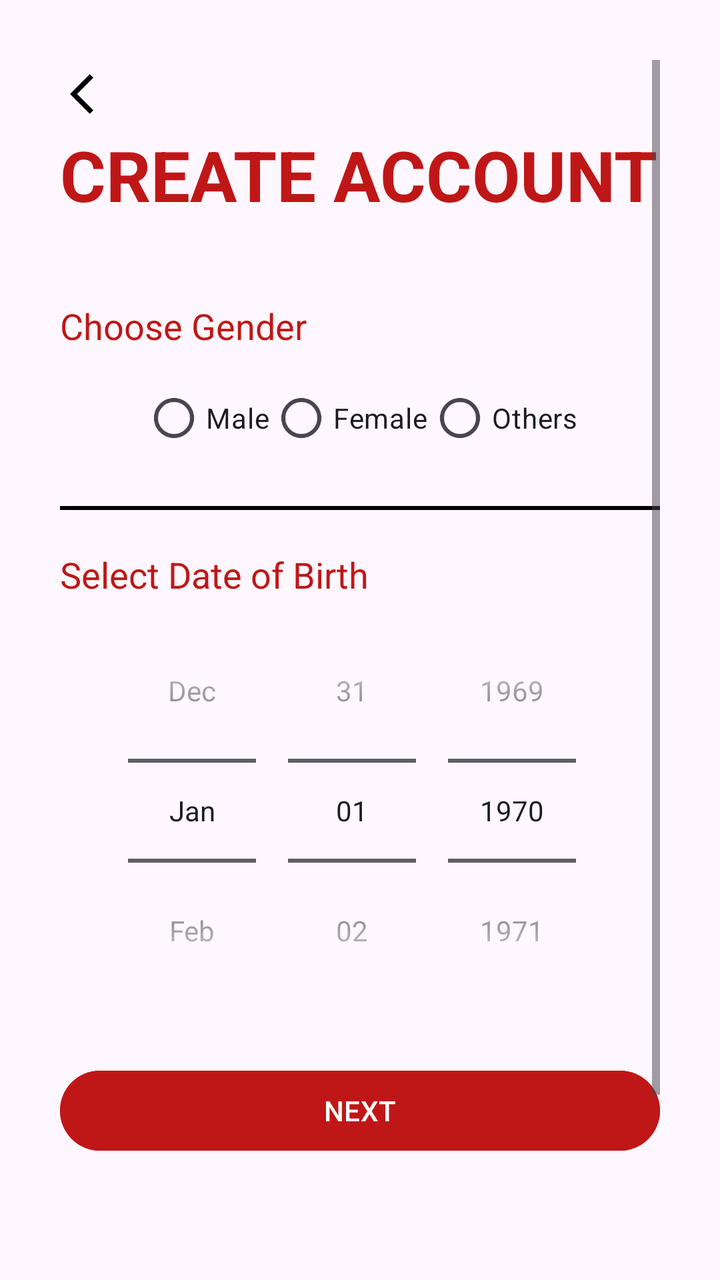
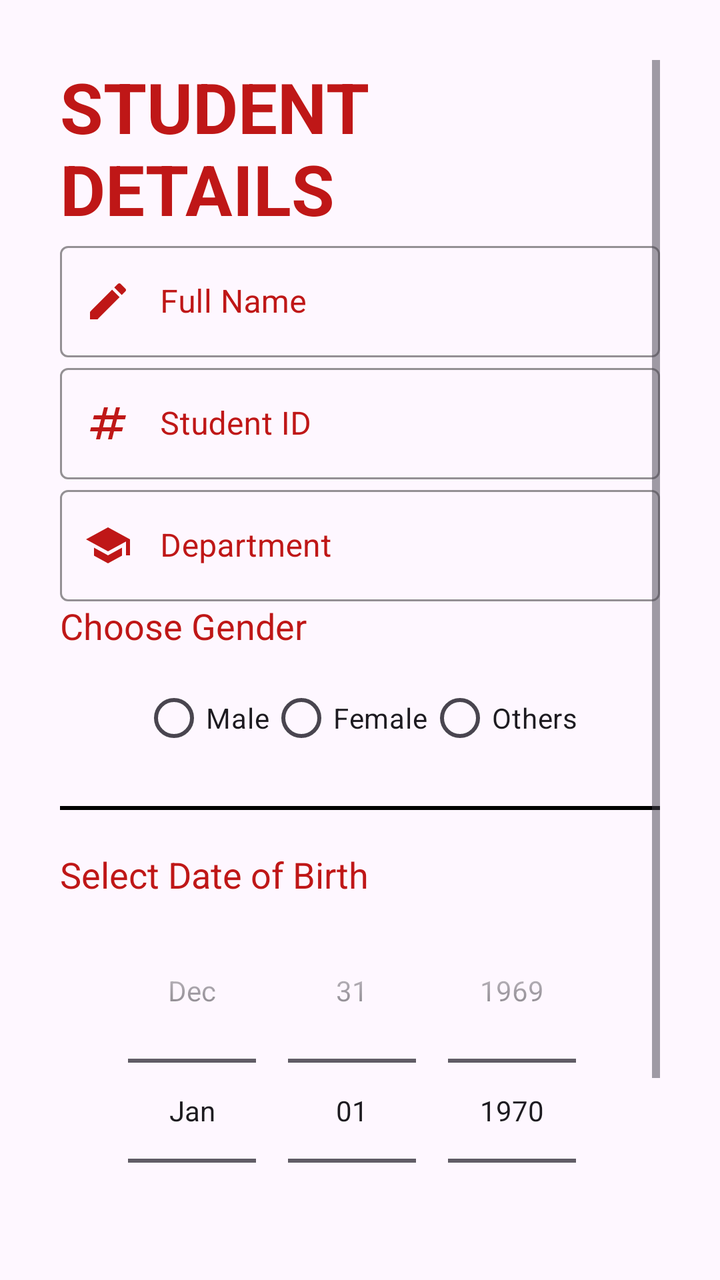

Screens rendered from an Android XML layout before and after an edit, with the pre-edit source and the edit as a unified diff.
<!-- AndroidManifest.xml: application theme Theme.SchoolClubsManagementSystem -->
<!-- res/layout/activity_sign_up_2.xml -->
<?xml version="1.0" encoding="utf-8"?>
<ScrollView xmlns:android="http://schemas.android.com/apk/res/android"
    xmlns:app="http://schemas.android.com/apk/res-auto"
    xmlns:tools="http://schemas.android.com/tools"
    android:id="@+id/main"
    android:layout_width="match_parent"
    android:layout_height="match_parent"
    android:layout_margin="20dp"
    android:padding="30dp"
    tools:context=".activities.SignUp2">

    <LinearLayout
        android:layout_width="match_parent"
        android:layout_height="wrap_content"
        android:orientation="vertical">

        <ImageView
            android:id="@+id/signup_back_button"
            android:layout_width="wrap_content"
            android:layout_height="wrap_content"
            android:padding="5dp"
            android:src="@drawable/back_arrow"
            android:transitionName="transition_back_arrow_btn" />

        <TextView
            android:id="@+id/signup_title_text"
            android:layout_width="wrap_content"
            android:layout_height="wrap_content"
            android:text="Create Account"
            android:textAllCaps="true"
            android:textColor="@color/red"
            android:textSize="35sp"
            android:textStyle="bold"
            android:transitionName="transition_title_text" />

        <LinearLayout
            android:layout_width="match_parent"
            android:layout_height="wrap_content"
            android:layout_marginTop="40dp"
            android:orientation="vertical">

            <TextView
                android:layout_width="wrap_content"
                android:layout_height="wrap_content"
                android:text="Choose Gender"
                android:textColor="@color/red"
                android:textSize="18sp" />

            <RadioGroup
                android:layout_width="wrap_content"
                android:layout_height="match_parent"
                android:layout_gravity="center"
                android:layout_marginTop="10dp"
                android:orientation="horizontal">

                <RadioButton
                    android:id="@+id/radioButton"
                    android:layout_width="wrap_content"
                    android:layout_height="wrap_content"
                    android:text="Male" />

                <RadioButton
                    android:id="@+id/radioButton2"
                    android:layout_width="wrap_content"
                    android:layout_height="wrap_content"
                    android:text="Female" />

                <RadioButton
                    android:id="@+id/radioButton3"
                    android:layout_width="wrap_content"
                    android:layout_height="wrap_content"
                    android:text="Others" />

            </RadioGroup>

            <View
                android:layout_width="match_parent"
                android:layout_height="2dp"
                android:layout_marginTop="20dp"
                android:layout_marginBottom="20dp"
                android:background="@color/black" />

            <TextView
                android:layout_width="wrap_content"
                android:layout_height="wrap_content"
                android:text="Select Date of Birth"
                android:textColor="@color/red"
                android:textSize="18sp" />

            <DatePicker
                android:layout_width="match_parent"
                android:layout_height="wrap_content"
                android:datePickerMode="spinner"
                android:calendarViewShown="false"
                android:spinnersShown="true" />


        </LinearLayout>

        <Button
            android:id="@+id/signup_next_button"
            android:layout_width="match_parent"
            android:layout_height="wrap_content"
            android:layout_marginTop="20dp"
            android:backgroundTint="@color/red"
            android:onClick="callNextSignupScreen"
            android:text="NEXT"
            android:transitionName="transition_next_btn" />

        <TextView
            android:layout_width="match_parent"
            android:layout_height="wrap_content"
            android:layout_marginTop="60dp"
            android:text="Already have an account?"
            android:textAlignment="center"
            android:textAllCaps="true"
            android:textColor="@color/red"
            android:textSize="15sp"
            android:textStyle="bold" />

        <Button
            android:id="@+id/signup_login_button"
            android:layout_width="wrap_content"
            android:layout_height="wrap_content"
            android:layout_gravity="center"
            android:layout_marginTop="10dp"
            android:backgroundTint="#E6E0E0"
            android:text="LOGIN"
            android:textColor="@color/black"
            android:transitionName="transition_login_btn" />


    </LinearLayout>


</ScrollView>
<!-- resources referenced by this layout -->
<resources>
  <color name="black">#FF000000</color>
  <color name="red">#BF1717</color>
  <!-- drawable back_arrow (drawable) -->
  <vector xmlns:android="http://schemas.android.com/apk/res/android" android:autoMirrored="true" android:height="24dp" android:tint="#000000" android:viewportHeight="24" android:viewportWidth="24" android:width="24dp">
        
      <path android:fillColor="@android:color/white" android:pathData="M11.67,3.87L9.9,2.1 0,12l9.9,9.9 1.77,-1.77L3.54,12z"/>
      
  </vector>
  <style name="Theme.SchoolClubsManagementSystem" parent="Base.Theme.SchoolClubsManagementSystem" />
  <style name="Base.Theme.SchoolClubsManagementSystem" parent="Theme.Material3.DayNight.NoActionBar">
          
          
      </style>
</resources>

<!-- the commit's change to res/layout/activity_sign_up_2.xml (unified diff, before → after) -->
@@ -14,88 +14,142 @@
         android:layout_height="wrap_content"
         android:orientation="vertical">
 
-        <ImageView
-            android:id="@+id/signup_back_button"
-            android:layout_width="wrap_content"
-            android:layout_height="wrap_content"
-            android:padding="5dp"
-            android:src="@drawable/back_arrow"
-            android:transitionName="transition_back_arrow_btn" />
-
         <TextView
             android:id="@+id/signup_title_text"
             android:layout_width="wrap_content"
             android:layout_height="wrap_content"
-            android:text="Create Account"
+            android:text="Student Details"
             android:textAllCaps="true"
             android:textColor="@color/red"
             android:textSize="35sp"
             android:textStyle="bold"
             android:transitionName="transition_title_text" />
 
-        <LinearLayout
+        <com.google.android.material.textfield.TextInputLayout
+            style="@style/Widget.MaterialComponents.TextInputLayout.OutlinedBox"
             android:layout_width="match_parent"
             android:layout_height="wrap_content"
-            android:layout_marginTop="40dp"
-            android:orientation="vertical">
+            android:hint="Full Name"
+            android:textColorHint="@color/red"
+            app:boxStrokeColor="@color/red"
+            app:boxStrokeWidthFocused="2dp"
+            app:endIconMode="clear_text"
+            app:endIconTint="@color/black"
+            app:hintTextColor="@color/red"
+            app:startIconDrawable="@drawable/edit_icon"
+            app:startIconTint="@color/red">
 
-            <TextView
+            <com.google.android.material.textfield.TextInputEditText
+                android:id="@+id/full_name_input"
+                android:layout_width="match_parent"
+                android:layout_height="match_parent"
+                android:inputType="text"
+                android:paddingStart="50dp" />
+
+        </com.google.android.material.textfield.TextInputLayout>
+
+        <com.google.android.material.textfield.TextInputLayout
+            style="@style/Widget.MaterialComponents.TextInputLayout.OutlinedBox"
+            android:layout_width="match_parent"
+            android:layout_height="wrap_content"
+            android:hint="Student ID"
+            android:textColorHint="@color/red"
+            app:boxStrokeColor="@color/red"
+            app:boxStrokeWidthFocused="2dp"
+            app:endIconMode="clear_text"
+            app:endIconTint="@color/black"
+            app:hintTextColor="@color/red"
+            app:startIconDrawable="@drawable/student_no"
+            app:startIconTint="@color/red">
+
+            <com.google.android.material.textfield.TextInputEditText
+                android:id="@+id/student_id_input"
+                android:layout_width="match_parent"
+                android:layout_height="match_parent"
+                android:inputType="text"
+                android:paddingStart="50dp" />
+
+        </com.google.android.material.textfield.TextInputLayout>
+
+        <com.google.android.material.textfield.TextInputLayout
+            style="@style/Widget.MaterialComponents.TextInputLayout.OutlinedBox"
+            android:layout_width="match_parent"
+            android:layout_height="wrap_content"
+            android:hint="Department"
+            android:textColorHint="@color/red"
+            app:boxStrokeColor="@color/red"
+            app:boxStrokeWidthFocused="2dp"
+            app:endIconMode="clear_text"
+            app:endIconTint="@color/black"
+            app:hintTextColor="@color/red"
+            app:startIconDrawable="@drawable/major"
+            app:startIconTint="@color/red">
+
+            <com.google.android.material.textfield.TextInputEditText
+                android:id="@+id/department_input"
+                android:layout_width="match_parent"
+                android:layout_height="match_parent"
+                android:inputType="text"
+                android:paddingStart="50dp" />
+
+        </com.google.android.material.textfield.TextInputLayout>
+
+        <TextView
+            android:layout_width="wrap_content"
+            android:layout_height="wrap_content"
+            android:text="Choose Gender"
+            android:textColor="@color/red"
+            android:textSize="18sp" />
+
+        <RadioGroup
+            android:id="@+id/gender_input"
+            android:layout_width="wrap_content"
+            android:layout_height="match_parent"
+            android:layout_gravity="center"
+            android:layout_marginTop="10dp"
+            android:orientation="horizontal">
+
+            <RadioButton
+                android:id="@+id/radioButton"
                 android:layout_width="wrap_content"
                 android:layout_height="wrap_content"
-                android:text="Choose Gender"
-                android:textColor="@color/red"
-                android:textSize="18sp" />
+                android:text="Male" />
 
-            <RadioGroup
-                android:layout_width="wrap_content"
-                android:layout_height="match_parent"
-                android:layout_gravity="center"
-                android:layout_marginTop="10dp"
-                android:orientation="horizontal">
-
-                <RadioButton
-                    android:id="@+id/radioButton"
-                    android:layout_width="wrap_content"
-                    android:layout_height="wrap_content"
-                    android:text="Male" />
-
-                <RadioButton
-                    android:id="@+id/radioButton2"
-                    android:layout_width="wrap_content"
-                    android:layout_height="wrap_content"
-                    android:text="Female" />
-
-                <RadioButton
-                    android:id="@+id/radioButton3"
-                    android:layout_width="wrap_content"
-                    android:layout_height="wrap_content"
-                    android:text="Others" />
-
-            </RadioGroup>
-
-            <View
-                android:layout_width="match_parent"
-                android:layout_height="2dp"
-                android:layout_marginTop="20dp"
-                android:layout_marginBottom="20dp"
-                android:background="@color/black" />
-
-            <TextView
+            <RadioButton
+                android:id="@+id/radioButton2"
                 android:layout_width="wrap_content"
                 android:layout_height="wrap_content"
-                android:text="Select Date of Birth"
-                android:textColor="@color/red"
-                android:textSize="18sp" />
+                android:text="Female" />
 
-            <DatePicker
-                android:layout_width="match_parent"
+            <RadioButton
+                android:id="@+id/radioButton3"
+                android:layout_width="wrap_content"
                 android:layout_height="wrap_content"
-                android:datePickerMode="spinner"
-                android:calendarViewShown="false"
-                android:spinnersShown="true" />
+                android:text="Others" />
 
+        </RadioGroup>
 
-        </LinearLayout>
+        <View
+            android:layout_width="match_parent"
+            android:layout_height="2dp"
+            android:layout_marginTop="20dp"
+            android:layout_marginBottom="20dp"
+            android:background="@color/black" />
+
+        <TextView
+            android:layout_width="wrap_content"
+            android:layout_height="wrap_content"
+            android:text="Select Date of Birth"
+            android:textColor="@color/red"
+            android:textSize="18sp" />
+
+        <DatePicker
+            android:id="@+id/date_picker"
+            android:layout_width="match_parent"
+            android:layout_height="wrap_content"
+            android:calendarViewShown="false"
+            android:datePickerMode="spinner"
+            android:spinnersShown="true" />
 
         <Button
             android:id="@+id/signup_next_button"
@@ -106,31 +160,5 @@
             android:onClick="callNextSignupScreen"
             android:text="NEXT"
             android:transitionName="transition_next_btn" />
-
-        <TextView
-            android:layout_width="match_parent"
-            android:layout_height="wrap_content"
-            android:layout_marginTop="60dp"
-            android:text="Already have an account?"
-            android:textAlignment="center"
-            android:textAllCaps="true"
-            android:textColor="@color/red"
-            android:textSize="15sp"
-            android:textStyle="bold" />
-
-        <Button
-            android:id="@+id/signup_login_button"
-            android:layout_width="wrap_content"
-            android:layout_height="wrap_content"
-            android:layout_gravity="center"
-            android:layout_marginTop="10dp"
-            android:backgroundTint="#E6E0E0"
-            android:text="LOGIN"
-            android:textColor="@color/black"
-            android:transitionName="transition_login_btn" />
-
-
     </LinearLayout>
-
-
 </ScrollView>
<!-- resource entries referenced after the edit -->
@@ -2,10 +2,22 @@
 <resources>
   <color name="black">#FF000000</color>
   <color name="red">#BF1717</color>
-  <!-- drawable back_arrow (drawable) -->
-  <vector xmlns:android="http://schemas.android.com/apk/res/android" android:autoMirrored="true" android:height="24dp" android:tint="#000000" android:viewportHeight="24" android:viewportWidth="24" android:width="24dp">
+  <!-- drawable edit_icon (drawable) -->
+  <vector xmlns:android="http://schemas.android.com/apk/res/android" android:height="24dp" android:tint="#000000" android:viewportHeight="24" android:viewportWidth="24" android:width="24dp">
         
-      <path android:fillColor="@android:color/white" android:pathData="M11.67,3.87L9.9,2.1 0,12l9.9,9.9 1.77,-1.77L3.54,12z"/>
+      <path android:fillColor="@android:color/white" android:pathData="M3,17.25V21h3.75L17.81,9.94l-3.75,-3.75L3,17.25zM20.71,7.04c0.39,-0.39 0.39,-1.02 0,-1.41l-2.34,-2.34c-0.39,-0.39 -1.02,-0.39 -1.41,0l-1.83,1.83 3.75,3.75 1.83,-1.83z"/>
+      
+  </vector>
+  <!-- drawable major (drawable) -->
+  <vector xmlns:android="http://schemas.android.com/apk/res/android" android:height="24dp" android:tint="#000000" android:viewportHeight="24" android:viewportWidth="24" android:width="24dp">
+        
+      <path android:fillColor="@android:color/white" android:pathData="M5,13.18v4L12,21l7,-3.82v-4L12,17l-7,-3.82zM12,3L1,9l11,6 9,-4.91V17h2V9L12,3z"/>
+      
+  </vector>
+  <!-- drawable student_no (drawable) -->
+  <vector xmlns:android="http://schemas.android.com/apk/res/android" android:height="24dp" android:tint="#000000" android:viewportHeight="24" android:viewportWidth="24" android:width="24dp">
+        
+      <path android:fillColor="@android:color/white" android:pathData="M20.5,10L21,8h-4l1,-4h-2l-1,4h-4l1,-4h-2L9,8H5l-0.5,2h4l-1,4h-4L3,16h4l-1,4h2l1,-4h4l-1,4h2l1,-4h4l0.5,-2h-4l1,-4H20.5zM13.5,14h-4l1,-4h4L13.5,14z"/>
       
   </vector>
   <style name="Theme.SchoolClubsManagementSystem" parent="Base.Theme.SchoolClubsManagementSystem" />
